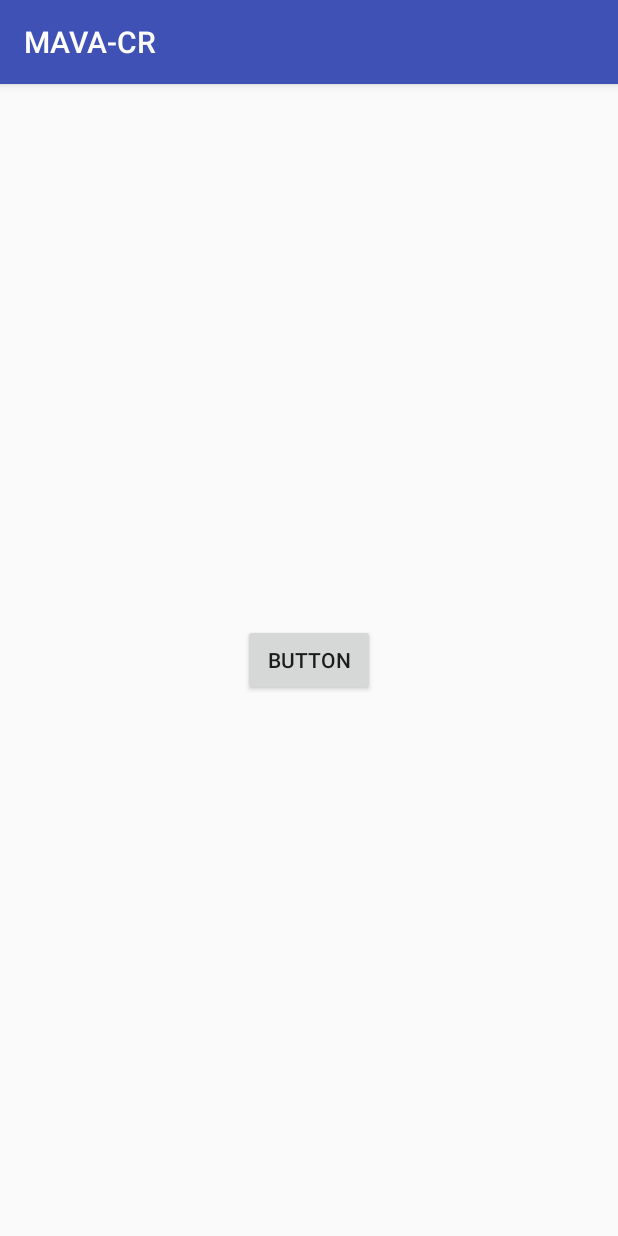
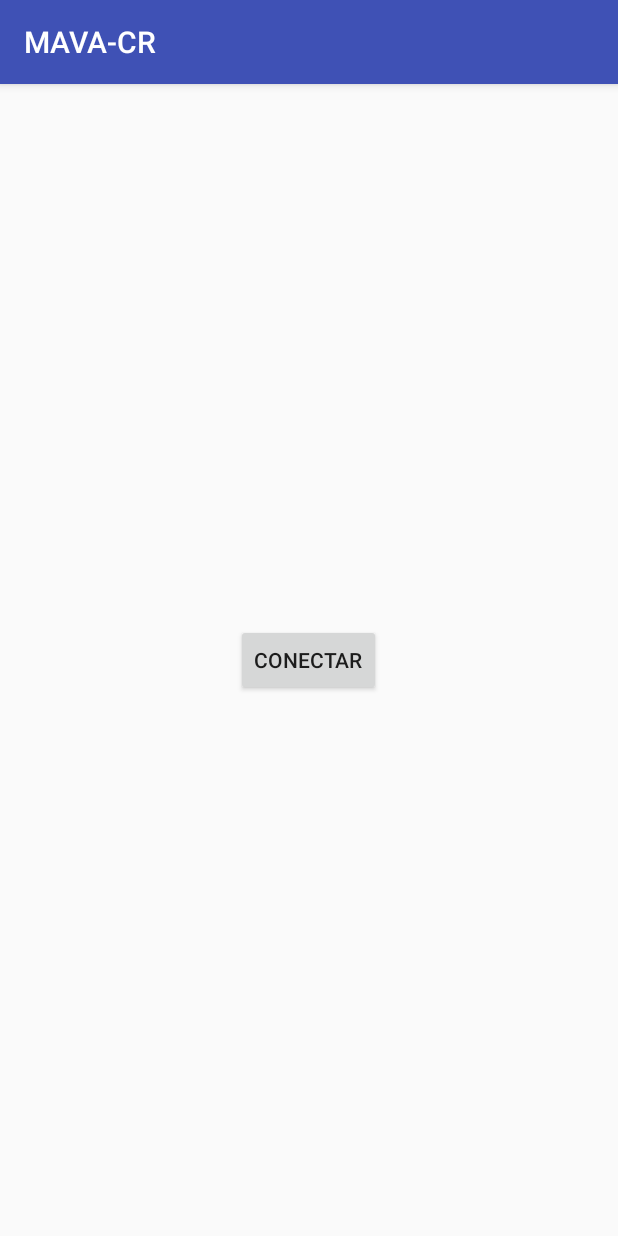
Before and after one commit to AMAV/MAVA-CR, an Android app: the screen it shows after launch (MainActivity), on a phone screen of 412 x 824 dp. Run offline under Robolectric (Android 15) with nearby library versions, the phone set to English and light mode, and no system bars.

Commit message:
"Estado inical"

```diff
--- a/app/src/main/res/layout/activity_main.xml
+++ b/app/src/main/res/layout/activity_main.xml
@@ -12,10 +12,10 @@
     tools:context="com.example.ur.mava_cr.MainActivity">
 
     <Button
-        android:text="Button"
         android:layout_width="wrap_content"
         android:layout_height="wrap_content"
         android:layout_centerVertical="true"
         android:layout_centerHorizontal="true"
-        android:id="@+id/button" />
+        android:id="@+id/button"
+        android:text="@string/txtBoton" />
 </RelativeLayout>
--- a/app/src/main/res/values/strings.xml
+++ b/app/src/main/res/values/strings.xml
@@ -1,3 +1,4 @@
 <resources>
     <string name="app_name">MAVA-CR</string>
+    <string name="txtBoton">Conectar</string>
 </resources>
```
